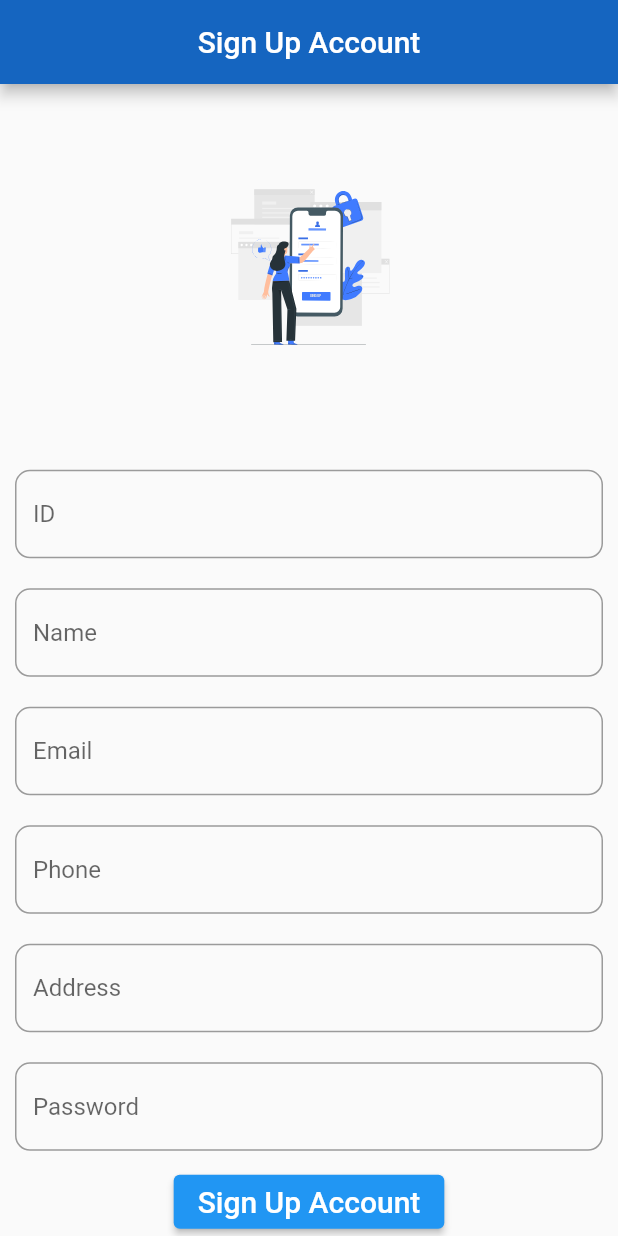
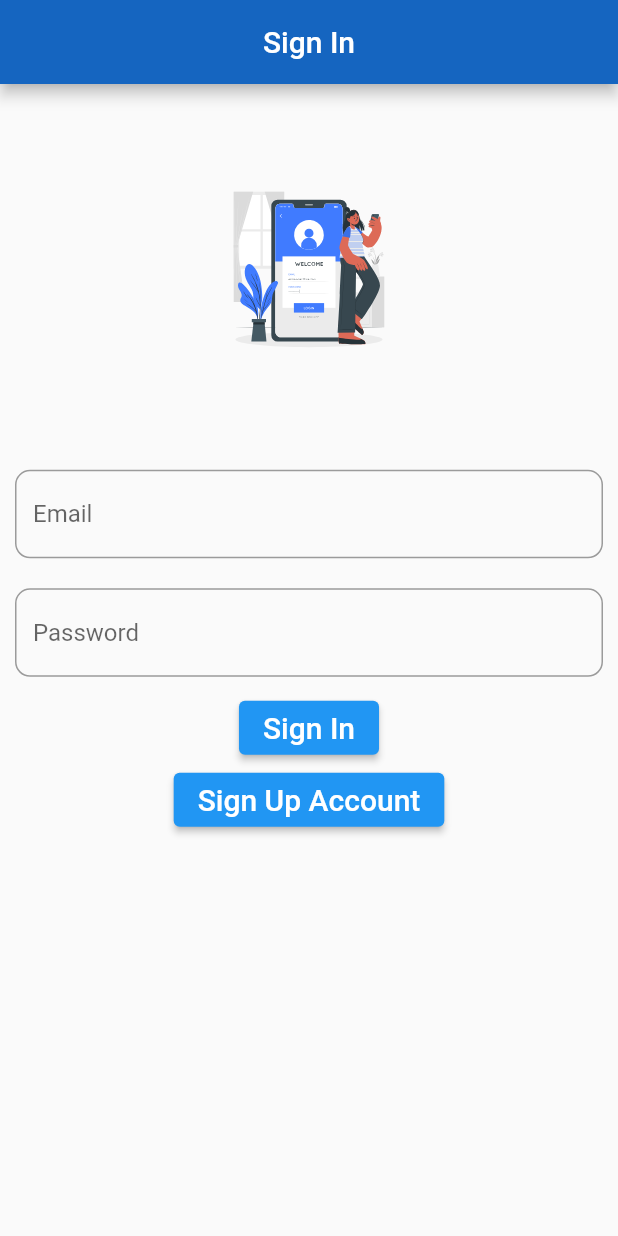
Before and after one commit to RuddyQuispe/flutter-test-topics, a Flutter app: the screen it shows after launch, on a phone screen of 412 x 824 dp. Run offline on Flutter 3.47's test engine with Material 2 defaults, Android fonts, the phone set to English and light mode, and no system bars; our stand-ins replace flutter_svg, sqflite; accounts and stored records are empty.

Commit message:
build: sign in page uploaded

```diff
--- a/lib/main.dart
+++ b/lib/main.dart
@@ -1,5 +1,6 @@
 import 'package:flutter/material.dart';
 import 'package:flutter_test_topics/pages/home_page.dart';
+import 'package:flutter_test_topics/pages/sign_in_page.dart';
 import 'package:flutter_test_topics/pages/sign_up_page.dart';
 
 void main() => runApp(MyApp());
@@ -10,8 +11,8 @@ class MyApp extends StatelessWidget {
     return MaterialApp(
       title: 'App Ruddy\'s',
       debugShowCheckedModeBanner: false,
-      initialRoute: 'sign_up',
-      routes: {'home_page': (context) => HomePage(), 'sign_up': (context) => SignUpPage()},
+      initialRoute: 'sign_in',
+      routes: {'home_page': (context) => HomePage(), 'sign_up': (context) => SignUpPage(), 'sign_in': (context) => SignInPage()},
     );
   }
 }
--- /dev/null
+++ b/lib/pages/sign_in_page.dart
@@ -0,0 +1,98 @@
+import 'package:flutter/material.dart';
+import 'package:flutter_svg/flutter_svg.dart';
+import 'package:flutter_test_topics/config/database.dart';
+import 'package:flutter_test_topics/model/user.dart';
+
+class SignInPage extends StatefulWidget {
+  SignInPage({Key? key}) : super(key: key);
+
+  @override
+  _SignInPageState createState() => _SignInPageState();
+}
+
+class _SignInPageState extends State<SignInPage> {
+  final _controllerEmailTextField = TextEditingController();
+  final _controllerPasswordTextField = TextEditingController();
+  User _user = User();
+
+  @override
+  Widget build(BuildContext context) {
+    final _size = MediaQuery.of(context).size;
+    return Scaffold(
+      appBar: AppBar(
+        title: Text('Sign In'),
+        centerTitle: true,
+        backgroundColor: Colors.blue[800],
+      ),
+      body: SingleChildScrollView(
+        child: Container(
+          alignment: Alignment.center,
+          child: Column(
+            mainAxisAlignment: MainAxisAlignment.center,
+            children: [
+              SvgPicture.asset("assets/images/mobile-login-cuate.svg", height: _size.height * 0.30, width: _size.width * 0.30),
+              Padding(
+                padding: const EdgeInsets.all(10.0),
+                child: TextField(
+                    controller: _controllerEmailTextField,
+                    keyboardType: TextInputType.emailAddress,
+                    cursorColor: Colors.greenAccent,
+                    decoration: InputDecoration(hintText: "Email", border: OutlineInputBorder(borderRadius: BorderRadius.circular(10.0))),
+                    onChanged: (value) {
+                      setState(() {
+                        _user.email = value;
+                      });
+                    }),
+              ),
+              Padding(
+                padding: const EdgeInsets.all(10.0),
+                child: TextField(
+                  controller: _controllerPasswordTextField,
+                  keyboardType: TextInputType.text,
+                  obscureText: true,
+                  cursorColor: Colors.greenAccent,
+                  decoration: InputDecoration(hintText: "Password", border: OutlineInputBorder(borderRadius: BorderRadius.circular(10.0))),
+                  onChanged: (value) {
+                    setState(() {
+                      _user.password = value;
+                    });
+                  },
+                ),
+              ),
+              ElevatedButton(
+                child: Text(
+                  "Sign In",
+                  style: TextStyle(fontSize: 20),
+                ),
+                onPressed: _sigIn,
+              ),
+              ElevatedButton(
+                child: Text(
+                  "Sign Up Account",
+                  style: TextStyle(fontSize: 20),
+                ),
+                onPressed: () {
+                  Navigator.of(context).pushNamedAndRemoveUntil('sign_up', (Route<dynamic> route) => true);
+                },
+              )
+            ],
+          ),
+        ),
+      ),
+    );
+  }
+
+  void _sigIn() async {
+    String email = _user.email!;
+    List<User> users = await DB.userByID(email);
+    for (User userDB in users) {
+      if (userDB.password == _user.password) {
+        Navigator.of(context).pushNamedAndRemoveUntil('home_page', (Route<dynamic> route) => true);
+      } else {
+        ScaffoldMessenger.of(context).showSnackBar(SnackBar(
+          content: Text("CUenta no encontrada o datos incorrectos"),
+        ));
+      }
+    }
+  }
+}
```
Also changed, not shown: lib/config/database.dart (+14 -0 lines), lib/pages/sign_up_page.dart (+9 -3 lines), assets/images/mobile-login-cuate.svg (added).
